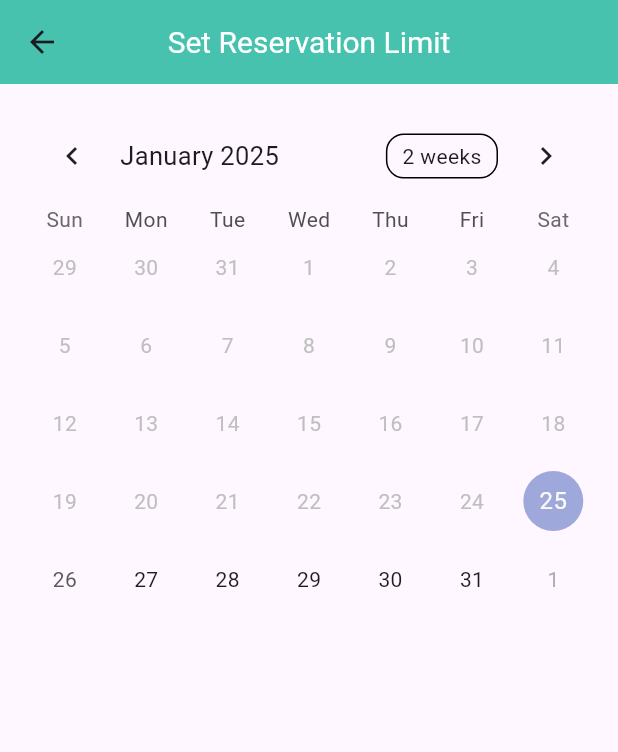
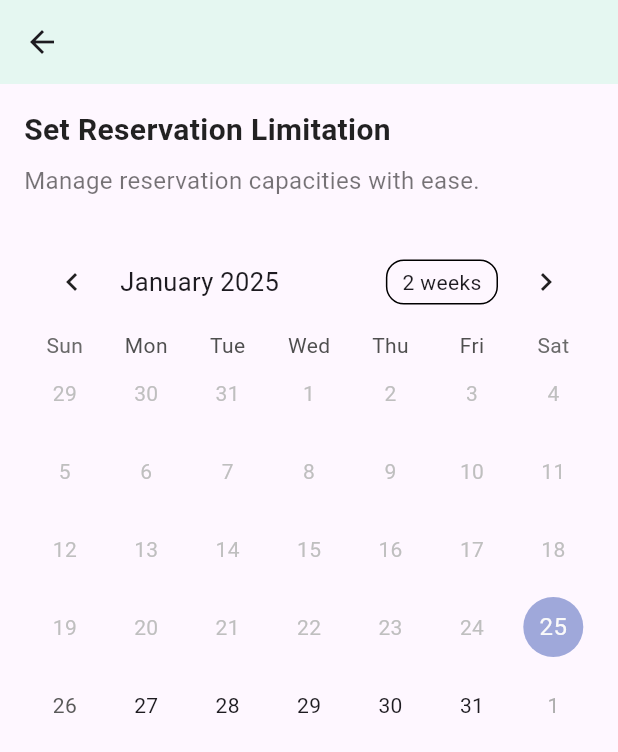
Before and after one commit to PahanKawindu/AutoQ, a Flutter app: the SetReservationLimitationAdmin screen opened directly, on a phone screen of 412 x 824 dp. Shown: the top 752 px of the screen. Run offline on Flutter 3.47's test engine with Material 3 defaults, Android fonts, the phone set to English and light mode, and no system bars; drawn by our look-alikes of table_calendar; our stand-ins replace cloud_firestore, firebase_auth, firebase_core, firebase_messaging, flutter_local_notifications, flutter_svg and 3 more; missing offline and left inert: googleapis; accounts and stored records are empty; project files that could hold a hidden picture were left out; key blocks and very long unbroken strings in the code were emptied for the run.

Commit message:
- complete admin side front-end

```diff
--- a/lib/screens/main_features_screens/set_reservation_limitation_admin.dart
+++ b/lib/screens/main_features_screens/set_reservation_limitation_admin.dart
@@ -18,16 +18,12 @@ class _SetReservationLimitationAdminState extends State<SetReservationLimitation
   // Firestore collection reference
   final CollectionReference appointmentLimits = FirebaseFirestore.instance.collection('appointment_limits');
 
-  // Create a TableCalendar controller
-  late final ValueNotifier<List<DateTime>> _selectedEvents;
-
   // List of dates with existing limitations
   List<DateTime> limitedDates = [];
 
   @override
   void initState() {
     super.initState();
-    _selectedEvents = ValueNotifier([]);
     _loadExistingLimits();
   }
 
@@ -55,7 +51,8 @@ class _SetReservationLimitationAdminState extends State<SetReservationLimitation
 
   @override
   void dispose() {
-    _selectedEvents.dispose();
+    limitController.dispose();
+    reasonController.dispose();
     super.dispose();
   }
 
@@ -63,16 +60,43 @@ class _SetReservationLimitationAdminState extends State<SetReservationLimitation
   Widget build(BuildContext context) {
     return Scaffold(
       appBar: AppBar(
-        title: Text('Set Reservation Limit'),
-        backgroundColor: const Color(0xFF46C2AF),
+        backgroundColor: const Color(0xFFE5F7F1),
       ),
       body: isLoading
           ? Center(child: CircularProgressIndicator())
-          : Padding(
+          : SingleChildScrollView(
         padding: const EdgeInsets.all(16.0),
         child: Column(
+          crossAxisAlignment: CrossAxisAlignment.start,
           children: [
-            // Calendar directly displayed
+            // Heading Section
+            Align(
+              alignment: Alignment.centerLeft, // Align text to the left
+              child: Column(
+                crossAxisAlignment: CrossAxisAlignment.start, // Ensure both texts are left-aligned
+                children: [
+                  Text(
+                    'Set Reservation Limitation',
+                    style: TextStyle(
+                      fontSize: 20,
+                      fontWeight: FontWeight.bold,
+                      color: Colors.black87,
+                    ),
+                  ),
+                  SizedBox(height: 8),
+                  Text(
+                    'Manage reservation capacities with ease.',
+                    style: TextStyle(
+                      fontSize: 16,
+                      color: Colors.black54,
+                    ),
+                  ),
+                ],
+              ),
+            ),
+            SizedBox(height: 24), // Spacing between the heading and calendar
+
+            // Calendar
             TableCalendar(
               focusedDay: DateTime.now(),
               firstDay: DateTime.now(),
@@ -83,7 +107,6 @@ class _SetReservationLimitationAdminState extends State<SetReservationLimitation
                     selectedDate = selectedDay;
                   });
                 } else {
-                  // If the user selects today or a past date
                   setState(() {
                     errorMessage = 'You cannot select today or past dates.';
                     selectedDate = null;
@@ -96,7 +119,6 @@ class _SetReservationLimitationAdminState extends State<SetReservationLimitation
               onPageChanged: (focusedDay) {},
               calendarBuilders: CalendarBuilders(
                 markerBuilder: (context, date, events) {
-                  // Highlight days with existing limitations
                   if (limitedDates.contains(DateTime(date.year, date.month, date.day))) {
                     return Positioned(
                       right: 1,
@@ -117,21 +139,18 @@ class _SetReservationLimitationAdminState extends State<SetReservationLimitation
             ),
             SizedBox(height: 20),
 
-            // Description below the calendar
             if (limitedDates.isNotEmpty) ...[
               Text(
                 'Dates with red circles indicate reservation limitations are set.',
                 style: TextStyle(
                   fontSize: 16,
-                  color: Colors.redAccent, // Light red color
+                  color: Colors.redAccent,
                   fontWeight: FontWeight.w500,
                 ),
-                textAlign: TextAlign.center, // Center the text
+                textAlign: TextAlign.center,
               ),
               SizedBox(height: 10),
             ],
-
-            // Display limit and reason input fields after selecting a valid date
             if (selectedDate != null) ...[
               TextField(
                 controller: limitController,
@@ -143,13 +162,28 @@ class _SetReservationLimitationAdminState extends State<SetReservationLimitation
                 decoration: InputDecoration(labelText: 'Enter reason'),
               ),
               SizedBox(height: 20),
-              ElevatedButton(
-                onPressed: _saveLimitation,
-                child: Text('Confirm'),
-                style: ElevatedButton.styleFrom(
-                  backgroundColor: Color(0xFF46C2AF),
+              Center(
+                child: ElevatedButton(
+                  onPressed: _saveLimitation,
+                  child: Text(
+                    'Confirm',
+                    style: TextStyle(
+                      fontSize: 16,
+                      fontWeight: FontWeight.bold,
+                    ),
+                  ),
+                  style: ElevatedButton.styleFrom(
+                    backgroundColor: Color(0xFF46C2AF),
+                    foregroundColor: Colors.white,
+                    padding: EdgeInsets.symmetric(horizontal: 24.0, vertical: 12.0),
+                    shape: RoundedRectangleBorder(
+                      borderRadius: BorderRadius.circular(12.0),
+                    ),
+                    elevation: 3,
+                  ),
                 ),
               ),
+
               if (errorMessage != null) ...[
                 SizedBox(height: 10),
                 Text(
@@ -190,49 +224,64 @@ class _SetReservationLimitationAdminState extends State<SetReservationLimitation
         errorMessage = null;
       });
 
-      // Convert selected date to timestamp
       final timestamp = Timestamp.fromDate(selectedDate!);
 
-      // Check if a limitation already exists for the selected date
-      final existingDoc = await appointmentLimits.doc(timestamp.toDate().toString()).get();
+      await appointmentLimits.add({
+        'date': timestamp,
+        'limit': limit,
+        'message': reasonText,
+      });
 
-      if (existingDoc.exists) {
-        // If the document exists, update it
-        await appointmentLimits.doc(existingDoc.id).update({
-          'limit': limit,
-          'message': reasonText,
-        });
-      } else {
-        // If no document exists, create a new one
-        await appointmentLimits.add({
-          'date': timestamp,
-          'limit': limit,
-          'message': reasonText,
-        });
-      }
-
-      // Add the date to the list of limited dates to highlight it
       setState(() {
         limitedDates.add(DateTime(selectedDate!.year, selectedDate!.month, selectedDate!.day));
         isLoading = false;
+        selectedDate = null;
+        limitController.clear();
+        reasonController.clear();
       });
 
-      // Show success message and refresh the screen
       showDialog(
         context: context,
         builder: (context) => AlertDialog(
-          title: Text('Success'),
-          content: Text('Reservation limit set successfully!'),
+          shape: RoundedRectangleBorder(
+            borderRadius: BorderRadius.circular(16.0),
+          ),
+          backgroundColor: Colors.white,
+          title: Row(
+            children: [
+              Icon(
+                Icons.check_circle_outline,
+                color: Color(0xFF46C2AF),
+              ),
+              SizedBox(width: 8),
+              Text(
+                'Success',
+                style: TextStyle(
+                  fontSize: 20,
+                  fontWeight: FontWeight.bold,
+                  color: Colors.black87,
+                ),
+              ),
+            ],
+          ),
+          content: Text(
+            'Reservation limit set successfully!',
+            style: TextStyle(
+              fontSize: 16,
+              color: Colors.black54,
+            ),
+          ),
           actions: [
             TextButton(
-              onPressed: () {
-                setState(() {
-                  selectedDate = null;
-                  limitController.clear();
-                  reasonController.clear();
-                });
-                Navigator.of(context).pop();
-              },
+              onPressed: () => Navigator.of(context).pop(),
+              style: TextButton.styleFrom(
+                foregroundColor: Color(0xFF46C2AF),
+                padding: EdgeInsets.symmetric(horizontal: 16.0, vertical: 8.0),
+                textStyle: TextStyle(
+                  fontSize: 16,
+                  fontWeight: FontWeight.w500,
+                ),
+              ),
               child: Text('OK'),
             ),
           ],
```
